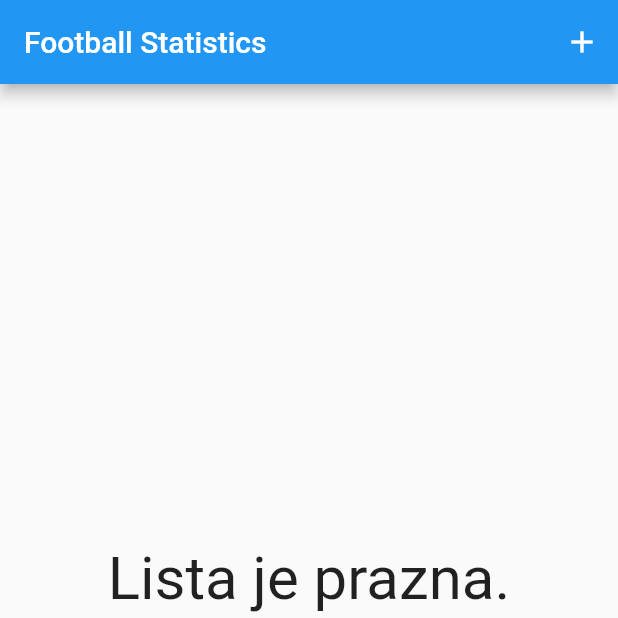
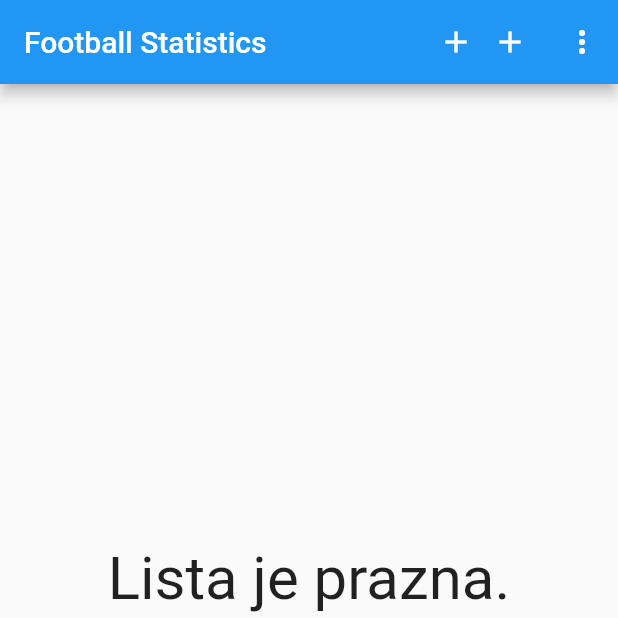
Before and after one commit to JosipTr/football_stats, a Flutter app: the screen it shows after launch, on a phone screen of 412 x 824 dp, the top half of it. Run offline on Flutter 3.47's test engine with Material 2 defaults, Android fonts, the light colour scheme and no system bars; our stand-ins replace dartz, floor, flutter_bloc, get_it, sqflite; accounts and stored records are empty; generated files the repository leaves out were written again.

Commit message:
Fix id issue

```diff
--- a/lib/presentation/bloc/player_bloc.dart
+++ b/lib/presentation/bloc/player_bloc.dart
@@ -58,7 +58,7 @@ class PlayerBloc extends Bloc<PlayerEvent, PlayerState> {
       UpdatePlayerEvent event, Emitter<PlayerState> emit) async {
     var either = await _updatePlayer.call(event.player);
     either.fold((l) => Exception(), (r) {
-        players[players.indexWhere((element) => element.id == event.player.id)] = event.player;
+        players[players.indexWhere((player) => player.id == event.player.id)] = event.player;
       });
     if (players.isEmpty) {
       emit(Empty('Empty list'));
--- a/lib/presentation/pages/home_page.dart
+++ b/lib/presentation/pages/home_page.dart
@@ -1,9 +1,12 @@
 import 'package:flutter/material.dart';
 import 'package:flutter_bloc/flutter_bloc.dart';
+import 'package:football_stats/data/models/player_model.dart';
+import 'package:football_stats/presentation/bloc/player_bloc.dart';
 import 'package:football_stats/presentation/pages/goal_page.dart';
 import 'package:football_stats/utilities/navigation/constants/nav_bar_item.dart';
 import 'package:football_stats/utilities/navigation/navigation_cubit.dart';
 import '../widgets/app_bar_widgets/add_player_widget.dart';
+import '../widgets/app_bar_widgets/menu_widget.dart';
 import '../widgets/nav_bar_widgets/player_bottom_nav_bar.dart';
 
 class HomePage extends StatelessWidget {
@@ -14,7 +17,32 @@ class HomePage extends StatelessWidget {
     return Scaffold(
       appBar: AppBar(
         title: const Text('Football Statistics'),
-        actions: const [AddPlayerWidget()],
+        actions: [
+          Row(
+            children: [
+              Icon(Icons.add)
+            ],
+          ),
+          Row(
+            children: [
+              AddPlayerWidget(),
+              PopupMenuButton<int>(
+                itemBuilder: ((context) => [
+                  PopupMenuItem(
+                    child: Text('Select all'),
+                    onTap: () {
+                      List<Player> players = context.read<PlayerBloc>().players;
+                      for (int i = 0; i < players.length; i++) {
+                        players[i].isSelected = !players[i].isSelected;
+                        context.read<PlayerBloc>().add(UpdatePlayerEvent(players[i]));
+                      }
+                    },
+                    )
+                ])
+                ),
+            ],
+          )
+          ],
       ),
       bottomNavigationBar: BlocBuilder<NavigationCubit, NavigationState>(
         builder: (context, state) {
--- a/lib/presentation/widgets/goal_widget.dart
+++ b/lib/presentation/widgets/goal_widget.dart
@@ -16,6 +16,7 @@ class GoalWidget extends StatelessWidget {
         itemCount: state.players.length,
         itemBuilder: ((context, index) => ListTile(
           tileColor: state.players[index].isSelected ? Colors.grey : Colors.white,
+          leading: CircleAvatar(child: Text('${state.players[index].id}')),
               title: Text(state.players[index].name),
               trailing: IconButton(
                   icon: const Icon(Icons.delete),
--- a/lib/utilities/logic/functions/add_player_dialog.dart
+++ b/lib/utilities/logic/functions/add_player_dialog.dart
@@ -45,6 +45,7 @@ void showAddPlayerDialog(BuildContext context) {
                         try{
                         context.read<PlayerBloc>().add(
                             AddPlayerEvent(Player(name: name, surname: surname)));
+                        context.read<PlayerBloc>().add(GetPlayersEvent());
                         } catch (e) {
                           ScaffoldMessenger.of(context).showSnackBar(const SnackBar(content: Text('Pogreška: Unesi ime i prezime'),));
                         }
```
Also changed, not shown: lib/presentation/widgets/app_bar_widgets/menu_widget.dart (added, +32 -0 lines).
